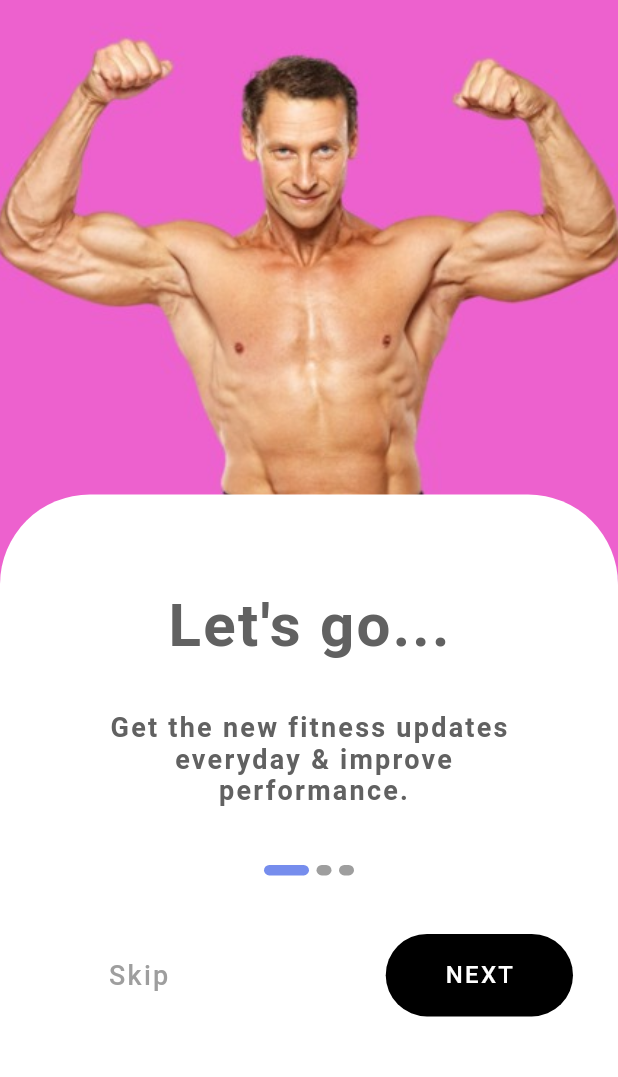
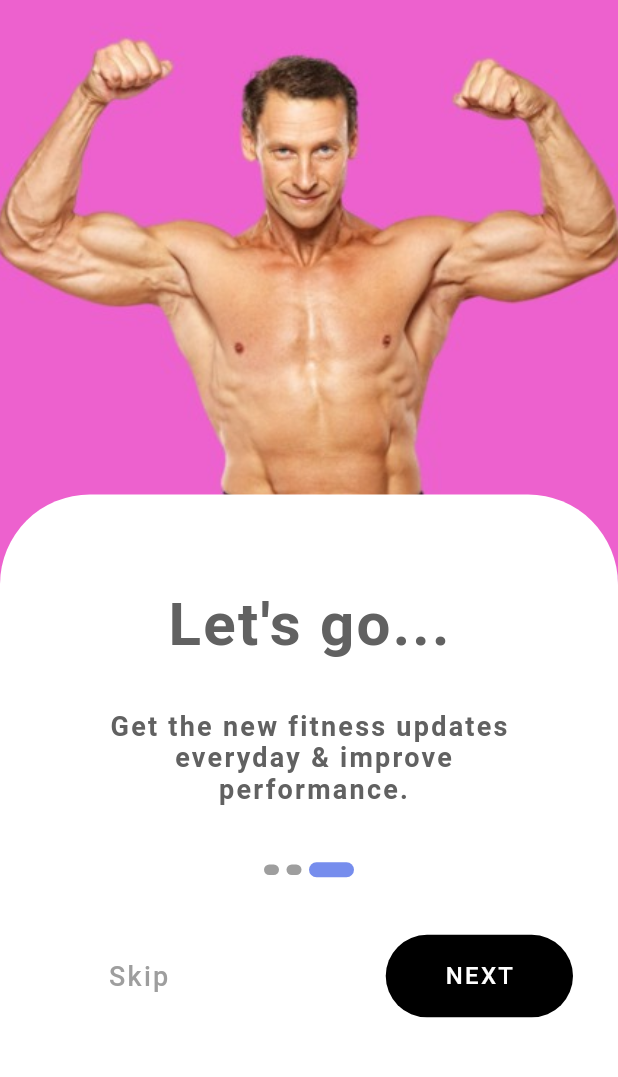
Before and after one commit to Johnsonojo/flutter_assignment_group_2, a Flutter app: the ThirdPage screen opened by its route, on a phone screen of 412 x 824 dp, the part 84-1161 px from its top. Run offline on Flutter 3.47's test engine with Material 2 defaults, Android fonts, the phone set to English and light mode, and no system bars.

Commit message:
incresed the size of the indicator also on the third page so it has this page moving feeling

```diff
--- a/lib/screens/third_page.dart
+++ b/lib/screens/third_page.dart
@@ -100,11 +100,11 @@ class ThirdPage extends StatelessWidget {
                               padding: const EdgeInsets.all(5.0),
                               child: SizedBox(
                                 child: Container(
-                                    width: 30.0,
+                                    width: 10.0,
                                     height: 7.0,
                                     decoration: BoxDecoration(
                                       borderRadius: BorderRadius.circular(50.0),
-                                      color: const Color(0xFF768ded),
+                                      color: Colors.grey,
                                     )),
                               ),
                             ),
@@ -121,11 +121,11 @@ class ThirdPage extends StatelessWidget {
                               padding: const EdgeInsets.all(5.0),
                               child: SizedBox(
                                 child: Container(
-                                    width: 10.0,
-                                    height: 7.0,
+                                    width: 30.0,
+                                    height: 10.0,
                                     decoration: BoxDecoration(
                                       borderRadius: BorderRadius.circular(50.0),
-                                      color: Colors.grey,
+                                      color: Color(0xFF768ded),
                                     )),
                               ),
                             ),
```
